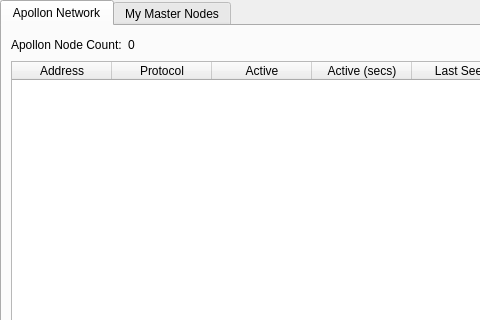
Before: the Qt Designer form src/qt/forms/masternodemanager.ui in Qwoyn/Qwoyn_MN, drawn with Qt 5; both pictures show x 0 to 480 and y 0 to 320 of the 723 by 457 pixel window.
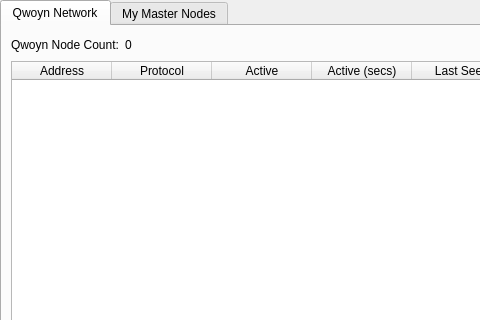
After: the same form once the commit is applied. The open tabs and pages were chosen to show the change.

```diff
--- a/src/qt/forms/masternodemanager.ui
+++ b/src/qt/forms/masternodemanager.ui
@@ -38,7 +38,7 @@
        </property>
        <widget class="QWidget" name="tab">
         <attribute name="title">
-         <string>Apollon Network</string>
+         <string>Qwoyn Network</string>
         </attribute>
         <layout class="QGridLayout" name="gridLayout">
          <item row="1" column="0">
@@ -98,7 +98,7 @@
            <item>
             <widget class="QLabel" name="label_2">
              <property name="text">
-              <string>Apollon Node Count:</string>
+              <string>Qwoyn Node Count:</string>
              </property>
             </widget>
            </item>
```
